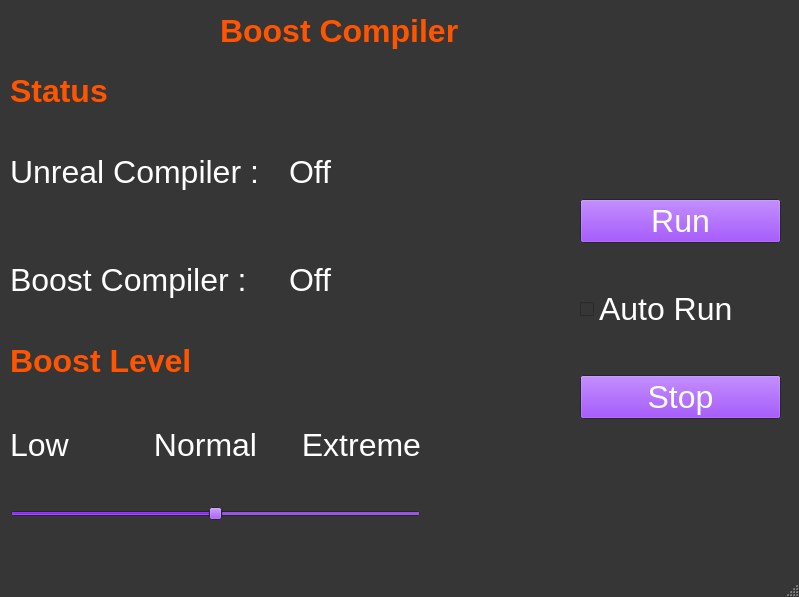
Old version of the form mainwindow.ui in the repository Nachoidev2/UnrealBoostCompiler.
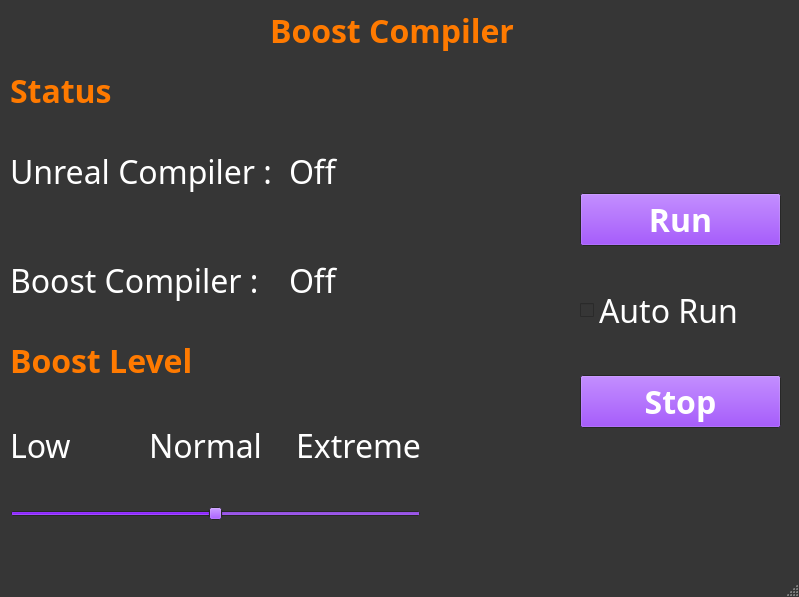
New version of the form.

```diff
--- a/mainwindow.ui
+++ b/mainwindow.ui
@@ -327,6 +327,16 @@
    <enum>QTabWidget::Triangular</enum>
   </property>
   <widget class="QWidget" name="centralwidget">
+   <property name="font">
+    <font>
+     <family>Source Sans Pro</family>
+     <pointsize>24</pointsize>
+     <weight>50</weight>
+     <italic>false</italic>
+     <bold>false</bold>
+     <kerning>true</kerning>
+    </font>
+   </property>
    <property name="cursor">
     <cursorShape>ArrowCursor</cursorShape>
    </property>
@@ -336,9 +346,9 @@
    <widget class="QLabel" name="label">
     <property name="geometry">
      <rect>
-      <x>220</x>
+      <x>270</x>
       <y>10</y>
-      <width>411</width>
+      <width>251</width>
       <height>41</height>
      </rect>
     </property>
@@ -349,7 +359,7 @@
         <brush brushstyle="SolidPattern">
          <color alpha="255">
           <red>255</red>
-          <green>85</green>
+          <green>122</green>
           <blue>0</blue>
          </color>
         </brush>
@@ -360,7 +370,7 @@
         <brush brushstyle="SolidPattern">
          <color alpha="255">
           <red>255</red>
-          <green>85</green>
+          <green>122</green>
           <blue>0</blue>
          </color>
         </brush>
@@ -381,13 +391,18 @@
     </property>
     <property name="font">
      <font>
+      <family>Source Sans Pro</family>
       <pointsize>24</pointsize>
       <weight>75</weight>
       <italic>false</italic>
       <bold>true</bold>
+      <stylestrategy>PreferDefault</stylestrategy>
       <kerning>true</kerning>
      </font>
     </property>
+    <property name="lineWidth">
+     <number>0</number>
+    </property>
     <property name="text">
      <string>Boost Compiler</string>
     </property>
@@ -404,6 +419,16 @@
     <layout class="QVBoxLayout" name="verticalLayout">
      <item>
       <widget class="QPushButton" name="Run">
+       <property name="font">
+        <font>
+         <family>Source Sans Pro</family>
+         <pointsize>24</pointsize>
+         <weight>75</weight>
+         <italic>false</italic>
+         <bold>true</bold>
+         <kerning>true</kerning>
+        </font>
+       </property>
        <property name="cursor">
         <cursorShape>PointingHandCursor</cursorShape>
        </property>
@@ -467,6 +492,16 @@
          </disabled>
         </palette>
        </property>
+       <property name="font">
+        <font>
+         <family>Source Sans Pro</family>
+         <pointsize>24</pointsize>
+         <weight>75</weight>
+         <italic>false</italic>
+         <bold>true</bold>
+         <kerning>true</kerning>
+        </font>
+       </property>
        <property name="cursor">
         <cursorShape>PointingHandCursor</cursorShape>
        </property>
@@ -634,22 +669,58 @@
         <brush brushstyle="SolidPattern">
          <color alpha="255">
           <red>255</red>
-          <green>85</green>
+          <green>122</green>
           <blue>0</blue>
          </color>
         </brush>
        </colorrole>
+       <colorrole role="Base">
+        <brush brushstyle="SolidPattern">
+         <color alpha="255">
+          <red>17</red>
+          <green>17</green>
+          <blue>17</blue>
+         </color>
+        </brush>
+       </colorrole>
+       <colorrole role="Window">
+        <brush brushstyle="SolidPattern">
+         <color alpha="255">
+          <red>17</red>
+          <green>17</green>
+          <blue>17</blue>
+         </color>
+        </brush>
+       </colorrole>
       </active>
       <inactive>
        <colorrole role="WindowText">
         <brush brushstyle="SolidPattern">
          <color alpha="255">
           <red>255</red>
-          <green>85</green>
+          <green>122</green>
           <blue>0</blue>
          </color>
         </brush>
        </colorrole>
+       <colorrole role="Base">
+        <brush brushstyle="SolidPattern">
+         <color alpha="255">
+          <red>17</red>
+          <green>17</green>
+          <blue>17</blue>
+         </color>
+        </brush>
+       </colorrole>
+       <colorrole role="Window">
+        <brush brushstyle="SolidPattern">
+         <color alpha="255">
+          <red>17</red>
+          <green>17</green>
+          <blue>17</blue>
+         </color>
+        </brush>
+       </colorrole>
       </inactive>
       <disabled>
        <colorrole role="WindowText">
@@ -661,11 +732,30 @@
          </color>
         </brush>
        </colorrole>
+       <colorrole role="Base">
+        <brush brushstyle="SolidPattern">
+         <color alpha="255">
+          <red>17</red>
+          <green>17</green>
+          <blue>17</blue>
+         </color>
+        </brush>
+       </colorrole>
+       <colorrole role="Window">
+        <brush brushstyle="SolidPattern">
+         <color alpha="255">
+          <red>17</red>
+          <green>17</green>
+          <blue>17</blue>
+         </color>
+        </brush>
+       </colorrole>
       </disabled>
      </palette>
     </property>
     <property name="font">
      <font>
+      <family>Source Sans Pro</family>
       <pointsize>24</pointsize>
       <weight>75</weight>
       <italic>false</italic>
@@ -693,22 +783,58 @@
         <brush brushstyle="SolidPattern">
          <color alpha="255">
           <red>255</red>
-          <green>85</green>
+          <green>122</green>
           <blue>0</blue>
          </color>
         </brush>
        </colorrole>
+       <colorrole role="Base">
+        <brush brushstyle="SolidPattern">
+         <color alpha="255">
+          <red>17</red>
+          <green>17</green>
+          <blue>17</blue>
+         </color>
+        </brush>
+       </colorrole>
+       <colorrole role="Window">
+        <brush brushstyle="SolidPattern">
+         <color alpha="255">
+          <red>17</red>
+          <green>17</green>
+          <blue>17</blue>
+         </color>
+        </brush>
+       </colorrole>
       </active>
       <inactive>
        <colorrole role="WindowText">
         <brush brushstyle="SolidPattern">
          <color alpha="255">
           <red>255</red>
-          <green>85</green>
+          <green>122</green>
           <blue>0</blue>
          </color>
         </brush>
        </colorrole>
+       <colorrole role="Base">
+        <brush brushstyle="SolidPattern">
+         <color alpha="255">
+          <red>17</red>
+          <green>17</green>
+          <blue>17</blue>
+         </color>
+        </brush>
+       </colorrole>
+       <colorrole role="Window">
+        <brush brushstyle="SolidPattern">
+         <color alpha="255">
+          <red>17</red>
+          <green>17</green>
+          <blue>17</blue>
+         </color>
+        </brush>
+       </colorrole>
       </inactive>
       <disabled>
        <colorrole role="WindowText">
@@ -720,11 +846,30 @@
          </color>
         </brush>
        </colorrole>
+       <colorrole role="Base">
+        <brush brushstyle="SolidPattern">
+         <color alpha="255">
+          <red>17</red>
+          <green>17</green>
+          <blue>17</blue>
+         </color>
+        </brush>
+       </colorrole>
+       <colorrole role="Window">
+        <brush brushstyle="SolidPattern">
+         <color alpha="255">
+          <red>17</red>
+          <green>17</green>
+          <blue>17</blue>
+         </color>
+        </brush>
+       </colorrole>
       </disabled>
      </palette>
     </property>
     <property name="font">
      <font>
+      <family>Source Sans Pro</family>
       <pointsize>24</pointsize>
       <weight>75</weight>
       <italic>false</italic>
```
Left out of the diff: 2 changed lines with no effect on the pictures.
